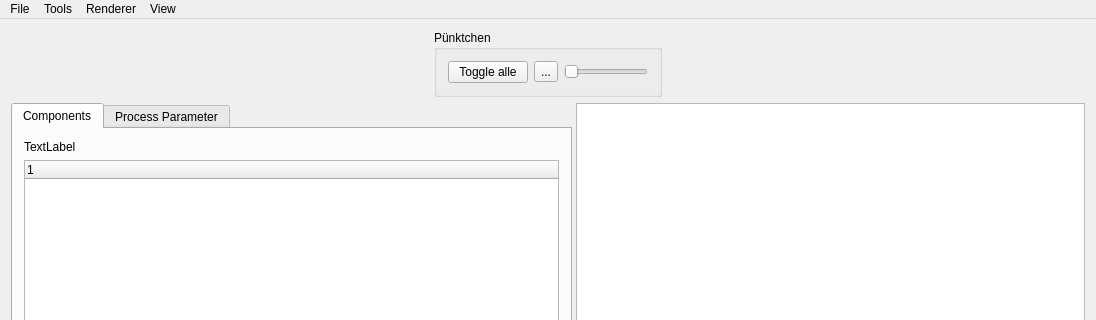
Old version of the form mainwindow.ui in the repository krofta/PnP; both pictures show x 0 to 1096 and y 0 to 320 of the 1096 by 669 pixel window.
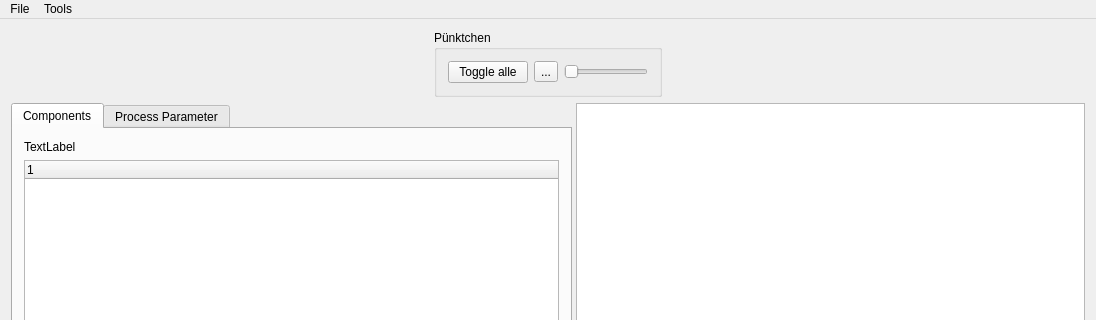
New version of the form. The open tabs and pages were chosen to show the change. Icons and pictures are not drawn. Custom widgets are drawn as their Qt base class.

```diff
--- a/mainwindow.ui
+++ b/mainwindow.ui
@@ -210,20 +210,8 @@
     </property>
     <addaction name="actionToggle_all_parts"/>
    </widget>
-   <widget class="QMenu" name="menuRenderer">
-    <property name="title">
-     <string>Renderer</string>
-    </property>
-   </widget>
-   <widget class="QMenu" name="menuView">
-    <property name="title">
-     <string>View</string>
-    </property>
-   </widget>
    <addaction name="menuFile"/>
    <addaction name="menuTools"/>
-   <addaction name="menuRenderer"/>
-   <addaction name="menuView"/>
   </widget>
   <action name="actionNewProject">
    <property name="text">
```
Left out of the diff: 8 changed lines with no effect on the pictures.
